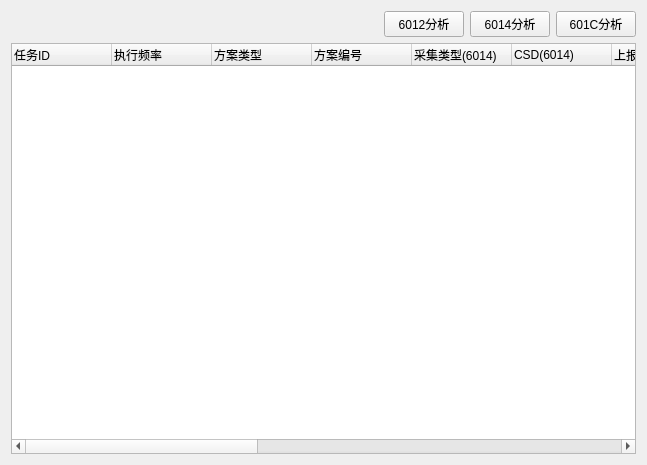
The window that CollectionMonitoringClassObject.ui (qwerttqq95/698SP_CL) describes before a commit, drawn with Qt 5.
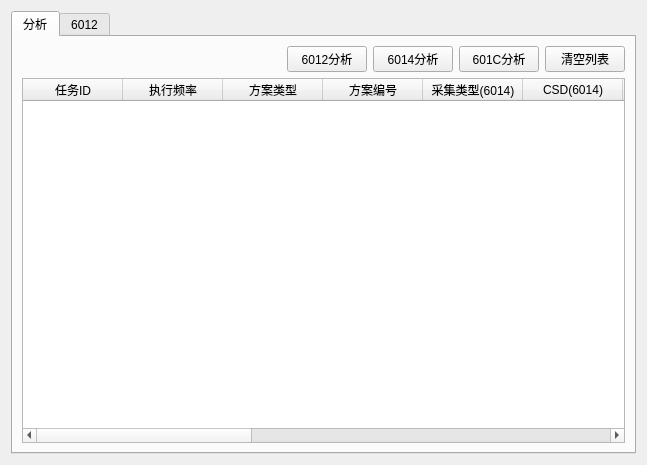
The same window after the commit.

What changed in the file:
```diff
--- a/CollectionMonitoringClassObject.ui
+++ b/CollectionMonitoringClassObject.ui
@@ -13,6 +13,18 @@
   <property name="windowTitle">
    <string>采集监控类</string>
   </property>
+  <layout class="QVBoxLayout" name="verticalLayout_3">
+   <item>
+    <widget class="QTabWidget" name="tabWidget">
+     <property name="currentIndex">
+      <number>0</number>
+     </property>
+     <widget class="QWidget" name="tab">
+      <attribute name="title">
+       <string>分析</string>
+      </attribute>
+      <layout class="QVBoxLayout" name="verticalLayout_2">
+       <item>
   <layout class="QVBoxLayout" name="verticalLayout">
    <item>
     <layout class="QHBoxLayout" name="horizontalLayout">
@@ -56,10 +68,17 @@
        </property>
       </widget>
      </item>
+           <item>
+            <widget class="QPushButton" name="pushButton_4">
+             <property name="text">
+              <string>清空列表</string>
+             </property>
+            </widget>
+           </item>
     </layout>
    </item>
    <item>
-    <widget class="QTreeWidget" name="treeWidget">
+          <widget class="QTableWidget" name="tableWidget">
      <column>
       <property name="text">
        <string>任务ID</string>
@@ -122,7 +141,7 @@
      </column>
      <column>
       <property name="text">
-       <string>执行优先级</string>
+             <string>优先级</string>
       </property>
      </column>
      <column>
@@ -140,6 +159,17 @@
        <string>运行时段</string>
       </property>
      </column>
+          </widget>
+         </item>
+        </layout>
+       </item>
+      </layout>
+     </widget>
+     <widget class="QWidget" name="tab_2">
+      <attribute name="title">
+       <string>6012</string>
+      </attribute>
+     </widget>
     </widget>
    </item>
   </layout>
```
Lines whose indentation alone changed are shown as unchanged.
